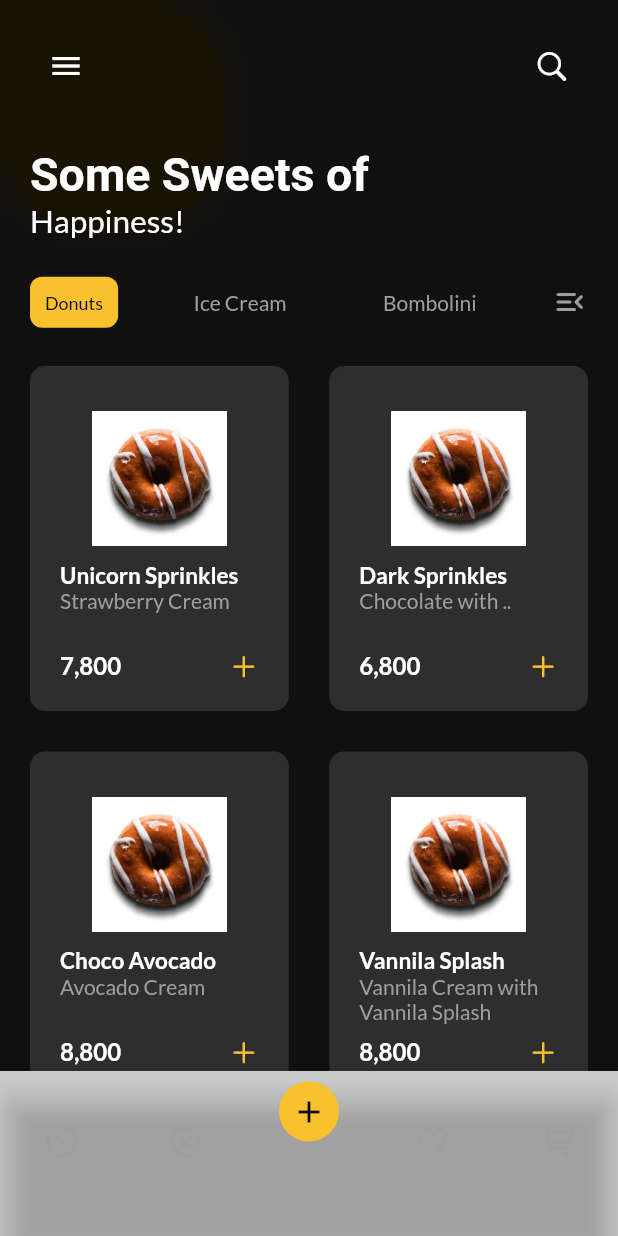
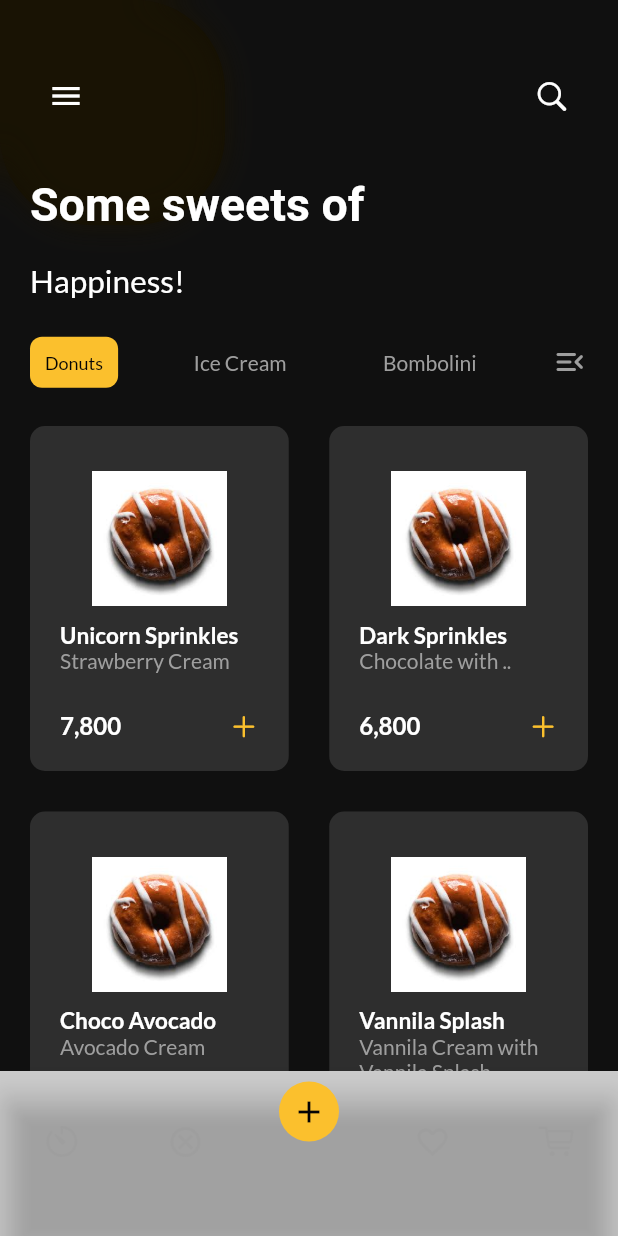
Before and after one commit to chirtu/code_bloc, a Flutter app: the screen it shows after launch, on a phone screen of 412 x 824 dp. Run offline on Flutter 3.47's test engine with Material 2 defaults, Android fonts, the phone set to English and light mode, and no system bars; our stand-ins replace google_fonts.

```diff
--- a/lib/pages/home_page.dart
+++ b/lib/pages/home_page.dart
@@ -43,7 +43,7 @@ int _currentIndex = 0;
               child: Container(
                 color: Colors.black.withOpacity(.9),
                 child:  Padding(
-                  padding: const EdgeInsets.symmetric(vertical: 20,horizontal: 20),
+                  padding: const EdgeInsets.symmetric(vertical: 40,horizontal: 20),
                   child: Column(
                     mainAxisAlignment: MainAxisAlignment.start,
                     crossAxisAlignment: CrossAxisAlignment.start,
@@ -57,7 +57,8 @@ int _currentIndex = 0;
                         ],
                       ),
                       SizedBox(height: 30,),
-                      Text("Some Sweets of", style: GoogleFonts.roboto(fontWeight: FontWeight.bold, fontSize: 31, color: colors.white),),
+                      Text("Some sweets of", style: GoogleFonts.roboto(fontWeight: FontWeight.bold, fontSize: 31, color: colors.white),),
+                      SizedBox(height: 20,),
                       Text("Happiness!", style: GoogleFonts.lato(fontWeight: FontWeight.normal, fontSize: 21, color: colors.white),),
                       SizedBox(height: 20,),
                       Row(
```
